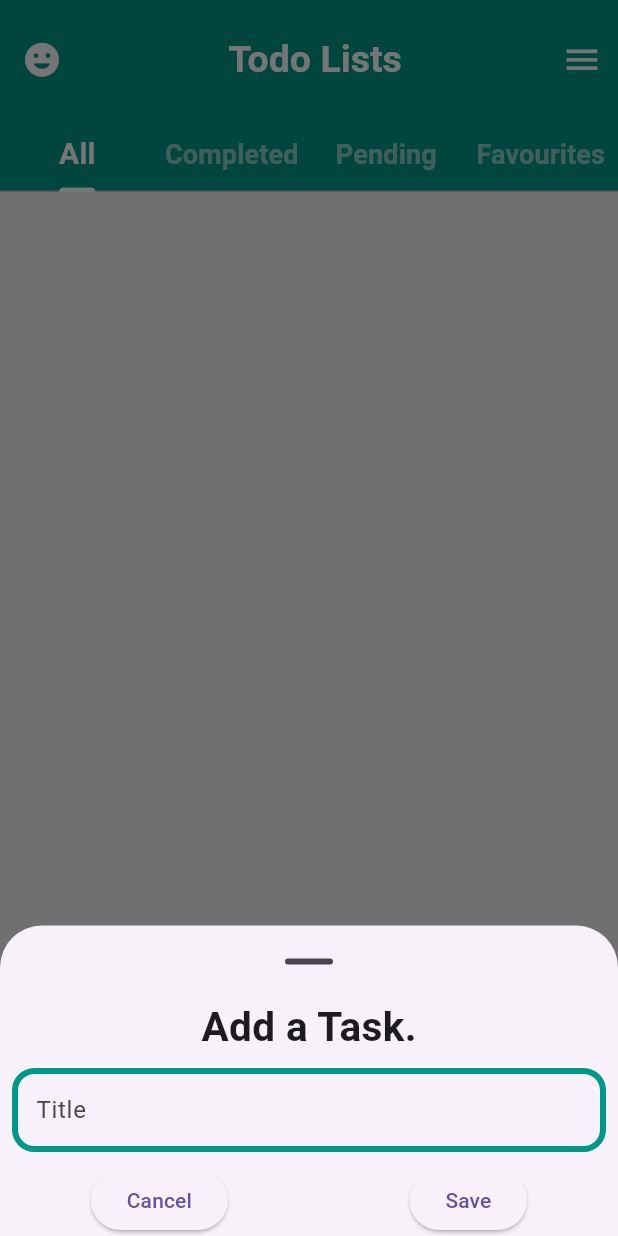
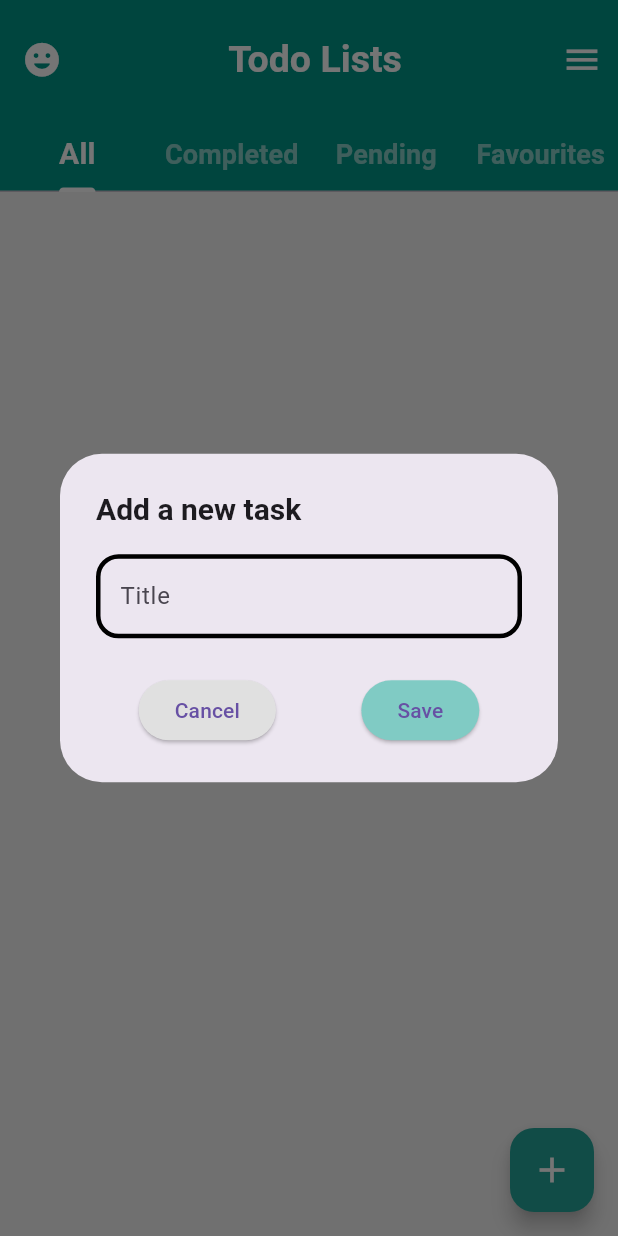
Before and after one commit to RaviBhatt01/Todo-List-App, a Flutter app: the screen it shows after launch, after a tap on the "add" icon, on a phone screen of 412 x 824 dp. Run offline on Flutter 3.47's test engine with Material 3 defaults, Android fonts, the phone set to English and light mode, and no system bars.

Commit message:
updated the task adding method

```diff
--- a/lib/Pages/Homepage.dart
+++ b/lib/Pages/Homepage.dart
@@ -77,54 +77,50 @@ class _homepageState extends State<homepage> {
         floatingActionButton: FloatingActionButton(
           backgroundColor: Colors.teal.shade400,
           onPressed: () {
-            showModalBottomSheet(
+            showDialog(
               context: context,
-              elevation: 5,
-              showDragHandle: true,
-              isScrollControlled: true,
               builder: (context) {
-                return SingleChildScrollView(
-                  child: Column(
-                    mainAxisSize: MainAxisSize.min,
-                    // mainAxisAlignment: MainAxisAlignment.spaceEvenly,
-                    children: [
-                      Text(
-                        "Add a Task.",
-                        style: TextStyle(
-                          fontSize: 27,
-                          fontWeight: FontWeight.bold,
+                return AlertDialog(
+                  elevation: 4,
+
+                  title: Text(
+                    "Add a new task",
+                    style: TextStyle(fontWeight: FontWeight.bold, fontSize: 20),
                   ),
-                      ),
-                      Column(
-                        children: [
-                          Padding(
-                            padding: const EdgeInsets.all(8.0),
+                  content: SizedBox(
+                    width: 300,
                     child: TextField(
                       controller: titleController,
                       decoration: InputDecoration(
                         labelText: 'Title',
                         enabledBorder: OutlineInputBorder(
                           borderRadius: BorderRadius.circular(15),
-                                  borderSide: BorderSide(
-                                    width: 4,
-                                    color: Colors.teal,
+                          borderSide: BorderSide(width: 3, color: Colors.black),
+                        ),
+                        focusedBorder: OutlineInputBorder(
+                          borderRadius: BorderRadius.circular(15),
+                          borderSide: BorderSide(width: 3, color: Colors.teal),
                         ),
                       ),
                     ),
                   ),
-                          ),
-                        ],
-                      ),
+                  actions: [
                     Row(
                       mainAxisAlignment: MainAxisAlignment.spaceAround,
                       children: [
                         ElevatedButton(
+                          style: ElevatedButton.styleFrom(
+                              backgroundColor: Colors.grey.shade300
+                          ),
                           onPressed: () {
                             Navigator.pop(context);
                           },
                           child: Text("Cancel"),
                         ),
                         ElevatedButton(
+                          style: ElevatedButton.styleFrom(
+                            backgroundColor: Colors.teal.shade200
+                          ),
                           onPressed: () {
                             Navigator.pop(context);
                           },
@@ -133,7 +129,6 @@ class _homepageState extends State<homepage> {
                       ],
                     ),
                   ],
-                  ),
                 );
               },
             );
--- a/lib/Pages/all.dart
+++ b/lib/Pages/all.dart
@@ -12,6 +12,7 @@ class _allListsState extends State<allLists> {
   Widget build(BuildContext context) {
     return Container(
       color: Colors.grey[100],
+
     );
   }
 }
```
Also changed, not shown: 1 other file. Lines whose indentation alone changed are shown as unchanged.
